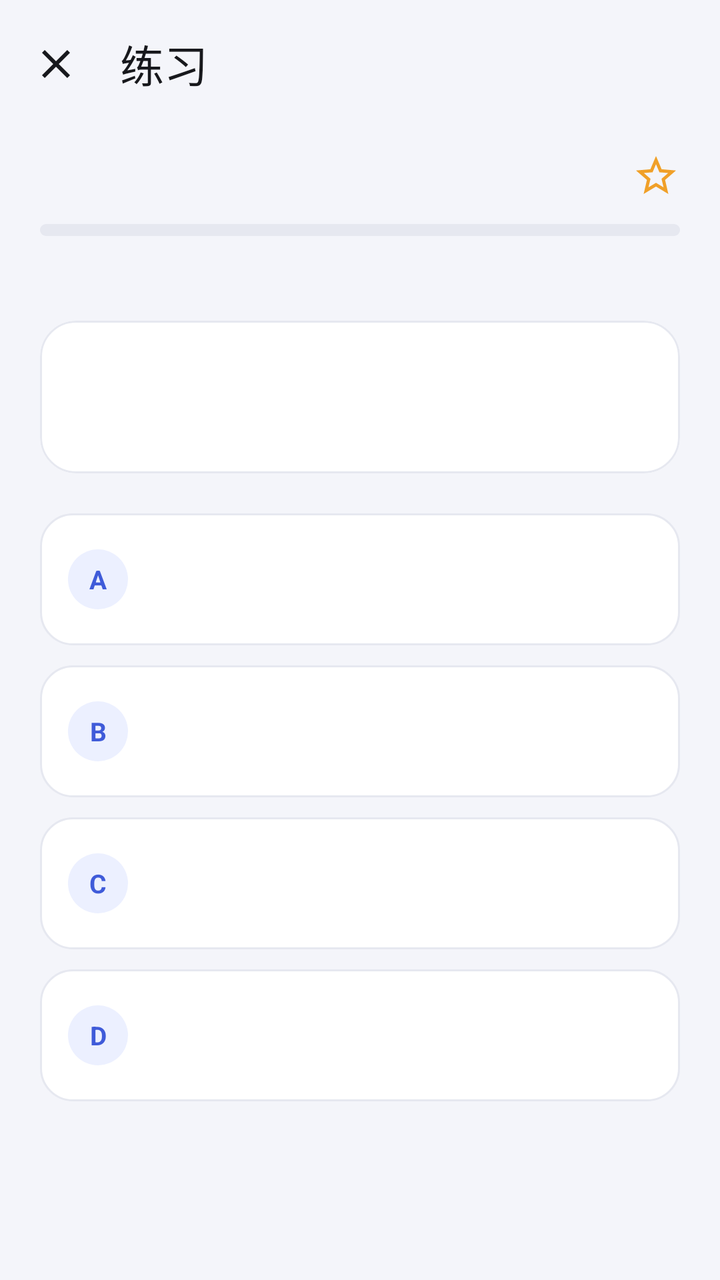
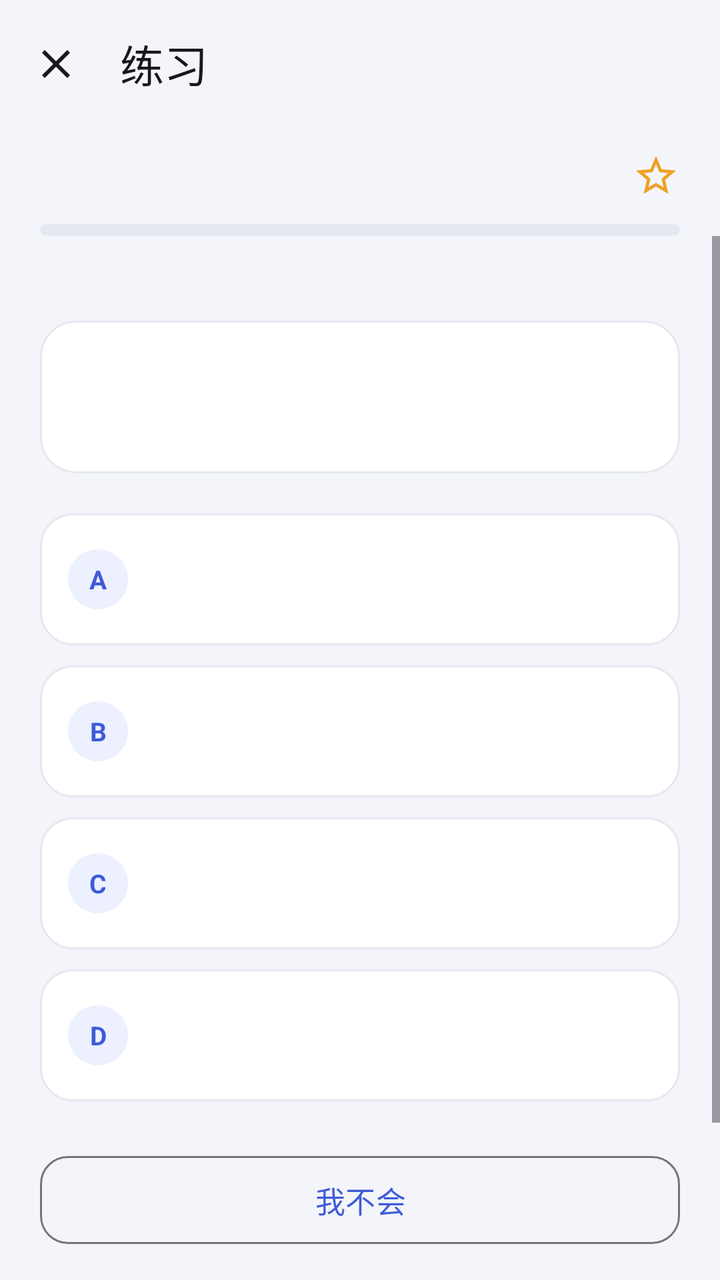

The first picture is an Android layout as it rendered before a commit; the second is the same layout after the commit. The layout source and the unified diff follow.
<!-- AndroidManifest.xml: application theme Theme.WordDrill -->
<!-- res/layout/activity_practice.xml -->
<?xml version="1.0" encoding="utf-8"?>
<LinearLayout xmlns:android="http://schemas.android.com/apk/res/android"
    xmlns:app="http://schemas.android.com/apk/res-auto"
    android:id="@+id/root"
    android:layout_width="match_parent"
    android:layout_height="match_parent"
    android:background="@color/bg"
    android:orientation="vertical">

    <com.google.android.material.appbar.MaterialToolbar
        android:id="@+id/toolbar"
        style="@style/Toolbar.WordDrill"
        android:layout_width="match_parent"
        android:layout_height="?attr/actionBarSize"
        app:navigationIcon="@drawable/ic_close"
        app:title="@string/title_practice" />

    <LinearLayout
        android:layout_width="match_parent"
        android:layout_height="wrap_content"
        android:gravity="center_vertical"
        android:orientation="horizontal"
        android:paddingStart="20dp"
        android:paddingEnd="8dp">

        <TextView
            android:id="@+id/tvProgress"
            android:layout_width="0dp"
            android:layout_height="wrap_content"
            android:layout_weight="1"
            android:letterSpacing="0.04"
            android:textColor="@color/text_secondary"
            android:textSize="13sp" />

        <ImageButton
            android:id="@+id/btnStar"
            android:layout_width="48dp"
            android:layout_height="48dp"
            android:background="?attr/selectableItemBackgroundBorderless"
            android:contentDescription="@string/action_star"
            android:src="@drawable/ic_star_outline"
            app:tint="@color/star" />
    </LinearLayout>

    <com.google.android.material.progressindicator.LinearProgressIndicator
        android:id="@+id/progressBar"
        android:layout_width="match_parent"
        android:layout_height="wrap_content"
        android:layout_marginStart="20dp"
        android:layout_marginEnd="20dp"
        app:indicatorColor="@color/brand"
        app:trackColor="@color/divider"
        app:trackCornerRadius="3dp"
        app:trackStopIndicatorSize="0dp"
        app:trackThickness="6dp" />

    <ScrollView
        android:layout_width="match_parent"
        android:layout_height="0dp"
        android:layout_weight="1"
        android:fillViewport="true">

        <LinearLayout
            android:layout_width="match_parent"
            android:layout_height="wrap_content"
            android:orientation="vertical"
            android:paddingStart="20dp"
            android:paddingTop="18dp"
            android:paddingEnd="20dp"
            android:paddingBottom="24dp">

            <TextView
                android:id="@+id/tvPromptLabel"
                android:layout_width="wrap_content"
                android:layout_height="wrap_content"
                android:letterSpacing="0.12"
                android:textColor="@color/text_hint"
                android:textSize="12sp" />

            <com.google.android.material.card.MaterialCardView
                android:layout_width="match_parent"
                android:layout_height="wrap_content"
                android:layout_marginTop="8dp"
                app:cardBackgroundColor="@color/surface"
                app:cardCornerRadius="18dp"
                app:cardElevation="0dp"
                app:strokeColor="@color/divider"
                app:strokeWidth="1dp">

                <TextView
                    android:id="@+id/tvPrompt"
                    android:layout_width="match_parent"
                    android:layout_height="wrap_content"
                    android:lineSpacingExtra="4dp"
                    android:paddingStart="18dp"
                    android:paddingTop="18dp"
                    android:paddingEnd="18dp"
                    android:paddingBottom="18dp"
                    android:textColor="@color/text_primary"
                    android:textSize="30sp"
                    android:textStyle="bold" />
            </com.google.android.material.card.MaterialCardView>

            <LinearLayout
                android:id="@+id/optionContainer"
                android:layout_width="match_parent"
                android:layout_height="wrap_content"
                android:layout_marginTop="20dp"
                android:orientation="vertical">

                <LinearLayout
                    android:id="@+id/option1"
                    android:layout_width="match_parent"
                    android:layout_height="wrap_content"
                    android:layout_marginBottom="10dp"
                    android:background="@drawable/bg_option"
                    android:clickable="true"
                    android:focusable="true"
                    android:gravity="center_vertical"
                    android:minHeight="66dp"
                    android:orientation="horizontal"
                    android:paddingStart="14dp"
                    android:paddingTop="12dp"
                    android:paddingEnd="14dp"
                    android:paddingBottom="12dp">

                    <TextView
                        android:id="@+id/badge1"
                        android:layout_width="30dp"
                        android:layout_height="30dp"
                        android:background="@drawable/bg_badge"
                        android:gravity="center"
                        android:text="A"
                        android:textColor="@color/brand"
                        android:textSize="13sp"
                        android:textStyle="bold" />

                    <TextView
                        android:id="@+id/optionText1"
                        android:layout_width="0dp"
                        android:layout_height="wrap_content"
                        android:layout_marginStart="12dp"
                        android:layout_weight="1"
                        android:lineSpacingExtra="2dp"
                        android:textColor="@color/text_primary"
                        android:textSize="16sp" />
                </LinearLayout>

                <LinearLayout
                    android:id="@+id/option2"
                    android:layout_width="match_parent"
                    android:layout_height="wrap_content"
                    android:layout_marginBottom="10dp"
                    android:background="@drawable/bg_option"
                    android:clickable="true"
                    android:focusable="true"
                    android:gravity="center_vertical"
                    android:minHeight="66dp"
                    android:orientation="horizontal"
                    android:paddingStart="14dp"
                    android:paddingTop="12dp"
                    android:paddingEnd="14dp"
                    android:paddingBottom="12dp">

                    <TextView
                        android:id="@+id/badge2"
                        android:layout_width="30dp"
                        android:layout_height="30dp"
                        android:background="@drawable/bg_badge"
                        android:gravity="center"
                        android:text="B"
                        android:textColor="@color/brand"
                        android:textSize="13sp"
                        android:textStyle="bold" />

                    <TextView
                        android:id="@+id/optionText2"
                        android:layout_width="0dp"
                        android:layout_height="wrap_content"
                        android:layout_marginStart="12dp"
                        android:layout_weight="1"
                        android:lineSpacingExtra="2dp"
                        android:textColor="@color/text_primary"
                        android:textSize="16sp" />
                </LinearLayout>

                <LinearLayout
                    android:id="@+id/option3"
                    android:layout_width="match_parent"
                    android:layout_height="wrap_content"
                    android:layout_marginBottom="10dp"
                    android:background="@drawable/bg_option"
                    android:clickable="true"
                    android:focusable="true"
                    android:gravity="center_vertical"
                    android:minHeight="66dp"
                    android:orientation="horizontal"
                    android:paddingStart="14dp"
                    android:paddingTop="12dp"
                    android:paddingEnd="14dp"
                    android:paddingBottom="12dp">

                    <TextView
                        android:id="@+id/badge3"
                        android:layout_width="30dp"
                        android:layout_height="30dp"
                        android:background="@drawable/bg_badge"
                        android:gravity="center"
                        android:text="C"
                        android:textColor="@color/brand"
                        android:textSize="13sp"
                        android:textStyle="bold" />

                    <TextView
                        android:id="@+id/optionText3"
                        android:layout_width="0dp"
                        android:layout_height="wrap_content"
                        android:layout_marginStart="12dp"
                        android:layout_weight="1"
                        android:lineSpacingExtra="2dp"
                        android:textColor="@color/text_primary"
                        android:textSize="16sp" />
                </LinearLayout>

                <LinearLayout
                    android:id="@+id/option4"
                    android:layout_width="match_parent"
                    android:layout_height="wrap_content"
                    android:background="@drawable/bg_option"
                    android:clickable="true"
                    android:focusable="true"
                    android:gravity="center_vertical"
                    android:minHeight="66dp"
                    android:orientation="horizontal"
                    android:paddingStart="14dp"
                    android:paddingTop="12dp"
                    android:paddingEnd="14dp"
                    android:paddingBottom="12dp">

                    <TextView
                        android:id="@+id/badge4"
                        android:layout_width="30dp"
                        android:layout_height="30dp"
                        android:background="@drawable/bg_badge"
                        android:gravity="center"
                        android:text="D"
                        android:textColor="@color/brand"
                        android:textSize="13sp"
                        android:textStyle="bold" />

                    <TextView
                        android:id="@+id/optionText4"
                        android:layout_width="0dp"
                        android:layout_height="wrap_content"
                        android:layout_marginStart="12dp"
                        android:layout_weight="1"
                        android:lineSpacingExtra="2dp"
                        android:textColor="@color/text_primary"
                        android:textSize="16sp" />
                </LinearLayout>
            </LinearLayout>

            <LinearLayout
                android:id="@+id/spellContainer"
                android:layout_width="match_parent"
                android:layout_height="wrap_content"
                android:layout_marginTop="24dp"
                android:orientation="vertical"
                android:visibility="gone">

                <TextView
                    android:id="@+id/tvHint"
                    android:layout_width="match_parent"
                    android:layout_height="wrap_content"
                    android:fontFamily="monospace"
                    android:letterSpacing="0.1"
                    android:textColor="@color/text_hint"
                    android:textSize="20sp" />

                <com.google.android.material.textfield.TextInputLayout
                    android:id="@+id/tilAnswer"
                    style="@style/Widget.Material3.TextInputLayout.OutlinedBox"
                    android:layout_width="match_parent"
                    android:layout_height="wrap_content"
                    android:layout_marginTop="12dp"
                    android:hint="在这里输入英文">

                    <com.google.android.material.textfield.TextInputEditText
                        android:id="@+id/etAnswer"
                        android:layout_width="match_parent"
                        android:layout_height="wrap_content"
                        android:imeOptions="actionDone"
                        android:inputType="text"
                        android:maxLines="1"
                        android:textSize="20sp" />
                </com.google.android.material.textfield.TextInputLayout>

                <com.google.android.material.button.MaterialButton
                    android:id="@+id/btnSubmit"
                    android:layout_width="match_parent"
                    android:layout_height="54dp"
                    android:layout_marginTop="12dp"
                    android:text="@string/action_submit"
                    android:textSize="16sp"
                    app:cornerRadius="14dp" />
            </LinearLayout>

            <com.google.android.material.card.MaterialCardView
                android:id="@+id/feedbackCard"
                android:layout_width="match_parent"
                android:layout_height="wrap_content"
                android:layout_marginTop="18dp"
                android:visibility="gone"
                app:cardBackgroundColor="@color/correct_bg"
                app:cardCornerRadius="14dp"
                app:cardElevation="0dp"
                app:strokeWidth="0dp">

                <TextView
                    android:id="@+id/tvFeedback"
                    android:layout_width="match_parent"
                    android:layout_height="wrap_content"
                    android:lineSpacingExtra="4dp"
                    android:padding="14dp"
                    android:textColor="@color/correct"
                    android:textSize="15sp"
                    android:textStyle="bold" />
            </com.google.android.material.card.MaterialCardView>

            <com.google.android.material.button.MaterialButton
                android:id="@+id/btnNext"
                android:layout_width="match_parent"
                android:layout_height="54dp"
                android:layout_marginTop="16dp"
                android:text="@string/action_next"
                android:textSize="16sp"
                android:visibility="gone"
                app:cornerRadius="14dp" />
        </LinearLayout>
    </ScrollView>
</LinearLayout>
<!-- resources referenced by this layout -->
<resources>
  <color name="bg">#F4F5FA</color>
  <color name="brand">#3F5BD9</color>
  <color name="correct">#1E8E5A</color>
  <color name="correct_bg">#E4F6EC</color>
  <color name="divider">#E6E8F0</color>
  <color name="star">#F0A028</color>
  <color name="surface">#FFFFFF</color>
  <color name="text_hint">#9AA0B0</color>
  <color name="text_primary">#17181C</color>
  <color name="text_secondary">#5B6172</color>
  <!-- drawable bg_badge (drawable) -->
  <?xml version="1.0" encoding="utf-8"?>
  <shape xmlns:android="http://schemas.android.com/apk/res/android"
      android:shape="oval">
      <solid android:color="@color/brand_soft" />
  </shape>
  <!-- drawable bg_option (drawable) -->
  <?xml version="1.0" encoding="utf-8"?>
  <ripple xmlns:android="http://schemas.android.com/apk/res/android"
      android:color="#1A3F5BD9">
      <item>
          <shape android:shape="rectangle">
              <solid android:color="@color/surface" />
              <stroke
                  android:width="1dp"
                  android:color="@color/divider" />
              <corners android:radius="16dp" />
          </shape>
      </item>
  </ripple>
  <!-- drawable ic_close (drawable) -->
  <?xml version="1.0" encoding="utf-8"?>
  <vector xmlns:android="http://schemas.android.com/apk/res/android"
      android:width="24dp"
      android:height="24dp"
      android:viewportWidth="24"
      android:viewportHeight="24">
      <path
          android:fillColor="#FFFFFF"
          android:pathData="M19,6.41L17.59,5 12,10.59 6.41,5 5,6.41 10.59,12 5,17.59 6.41,19 12,13.41 17.59,19 19,17.59 13.41,12z" />
  </vector>
  <!-- drawable ic_star_outline (drawable) -->
  <?xml version="1.0" encoding="utf-8"?>
  <vector xmlns:android="http://schemas.android.com/apk/res/android"
      android:width="24dp"
      android:height="24dp"
      android:viewportWidth="24"
      android:viewportHeight="24">
      <path
          android:fillColor="#FFFFFF"
          android:pathData="M22,9.24l-7.19,-0.62L12,2L9.19,8.63L2,9.24l5.46,4.73L5.82,21L12,17.27L18.18,21l-1.63,-7.03L22,9.24zM12,15.4l-3.76,2.27l1,-4.28l-3.32,-2.88l4.38,-0.38L12,6.1l1.71,4.04l4.38,0.38l-3.32,2.88l1,4.28L12,15.4z" />
  </vector>
  <string name="action_next">下一题</string>
  <string name="action_star">星标</string>
  <string name="action_submit">提交</string>
  <string name="title_practice">练习</string>
  <style name="Toolbar.WordDrill" parent="Widget.Material3.Toolbar">
          <item name="android:background">@color/bg</item>
          <item name="titleTextColor">@color/text_primary</item>
          <item name="subtitleTextColor">@color/text_secondary</item>
          <item name="navigationIconTint">@color/text_primary</item>
      </style>
  <color name="brand_soft">#ECF0FF</color>
  <color name="white">#FFFFFF</color>
  <color name="brand_container">#E4E9FF</color>
  <color name="brand_dark">#1D2B6B</color>
  <color name="accent">#F2A03D</color>
  <!-- unchanged entries left out for length: 1 -->
</resources>

<!-- the commit's change to res/layout/activity_practice.xml (unified diff, before → after) -->
@@ -69,13 +69,31 @@
             android:paddingEnd="20dp"
             android:paddingBottom="24dp">
 
-            <TextView
-                android:id="@+id/tvPromptLabel"
-                android:layout_width="wrap_content"
-                android:layout_height="wrap_content"
-                android:letterSpacing="0.12"
-                android:textColor="@color/text_hint"
-                android:textSize="12sp" />
+            <LinearLayout
+                android:layout_width="match_parent"
+                android:layout_height="wrap_content"
+                android:gravity="center_vertical"
+                android:orientation="horizontal">
+
+                <TextView
+                    android:id="@+id/tvPromptLabel"
+                    android:layout_width="0dp"
+                    android:layout_height="wrap_content"
+                    android:layout_weight="1"
+                    android:letterSpacing="0.12"
+                    android:textColor="@color/text_hint"
+                    android:textSize="12sp" />
+
+                <ImageButton
+                    android:id="@+id/btnSpeak"
+                    android:layout_width="44dp"
+                    android:layout_height="44dp"
+                    android:background="?attr/selectableItemBackgroundBorderless"
+                    android:contentDescription="@string/action_pronounce"
+                    android:src="@drawable/ic_volume_up"
+                    android:visibility="gone"
+                    app:tint="@color/brand" />
+            </LinearLayout>
 
             <com.google.android.material.card.MaterialCardView
                 android:layout_width="match_parent"
@@ -338,4 +356,23 @@
                 app:cornerRadius="14dp" />
         </LinearLayout>
     </ScrollView>
+
+    <LinearLayout
+        android:layout_width="match_parent"
+        android:layout_height="wrap_content"
+        android:orientation="horizontal"
+        android:paddingStart="20dp"
+        android:paddingTop="6dp"
+        android:paddingEnd="20dp"
+        android:paddingBottom="14dp">
+
+        <com.google.android.material.button.MaterialButton
+            android:id="@+id/btnDontKnow"
+            style="@style/Widget.Material3.Button.OutlinedButton"
+            android:layout_width="match_parent"
+            android:layout_height="52dp"
+            android:text="@string/action_dont_know"
+            android:textSize="15sp"
+            app:cornerRadius="14dp" />
+    </LinearLayout>
 </LinearLayout>
<!-- resource entries referenced after the edit -->
@@ -52,7 +52,20 @@
           android:fillColor="#FFFFFF"
           android:pathData="M22,9.24l-7.19,-0.62L12,2L9.19,8.63L2,9.24l5.46,4.73L5.82,21L12,17.27L18.18,21l-1.63,-7.03L22,9.24zM12,15.4l-3.76,2.27l1,-4.28l-3.32,-2.88l4.38,-0.38L12,6.1l1.71,4.04l4.38,0.38l-3.32,2.88l1,4.28L12,15.4z" />
   </vector>
+  <!-- drawable ic_volume_up (drawable) -->
+  <?xml version="1.0" encoding="utf-8"?>
+  <vector xmlns:android="http://schemas.android.com/apk/res/android"
+      android:width="24dp"
+      android:height="24dp"
+      android:viewportWidth="24"
+      android:viewportHeight="24">
+      <path
+          android:fillColor="#FF000000"
+          android:pathData="M3,9v6h4l5,5V4L7,9H3zM16.5,12c0,-1.77 -1.02,-3.29 -2.5,-4.03v8.05c1.48,-0.73 2.5,-2.25 2.5,-4.02zM14,3.23v2.06c2.89,0.86 5,3.54 5,6.71s-2.11,5.85 -5,6.71v2.06c4.01,-0.91 7,-4.49 7,-8.77s-2.99,-7.86 -7,-8.77z" />
+  </vector>
+  <string name="action_dont_know">我不会</string>
   <string name="action_next">下一题</string>
+  <string name="action_pronounce">发音</string>
   <string name="action_star">星标</string>
   <string name="action_submit">提交</string>
   <string name="title_practice">练习</string>
